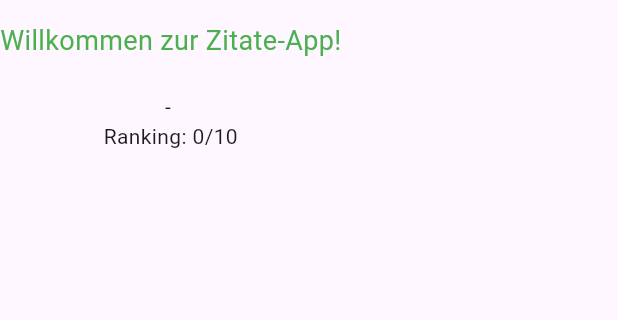
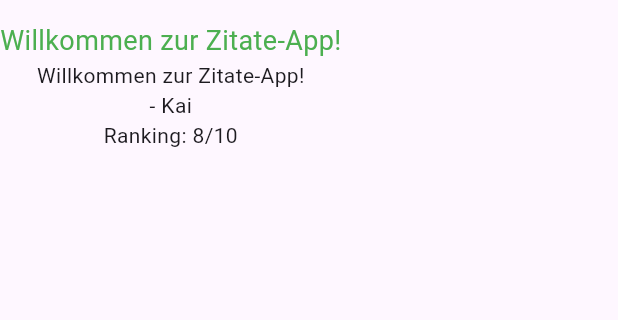
Before and after one commit to komvik/simple_quote_app, a Flutter app: the QuoteApp screen opened directly with empty values, on a phone screen of 412 x 824 dp, the part 63-383 px from its top. Run offline on Flutter 3.47's test engine with Material 3 defaults, Android fonts, the phone set to English and light mode, and no system bars.

```diff
--- a/lib/main.dart
+++ b/lib/main.dart
@@ -1,26 +1,22 @@
 import 'package:flutter/material.dart';
 import 'package:simple_quote_app/quote_app.dart';
-import 'package:simple_quote_app/quote_data.dart';
+import 'package:simple_quote_app/quote_repository.dart';
 
 void main() {
-  final QuoteData quote = QuoteData(
-    text: "Willkommen zur Zitate-App!",
-    author: "Kai",
-    ranking: 9,
-  );
+  final QuoteRepository quoteRepository = QuoteRepository();
 
-  runApp(MainApp(quote: quote));
+  runApp(MainApp(repository: quoteRepository));
 }
 
 class MainApp extends StatelessWidget {
-  const MainApp({super.key, required this.quote});
+  const MainApp({super.key, required this.repository});
 
-  final QuoteData quote;
+  final QuoteRepository repository;
 
   @override
   Widget build(BuildContext context) {
     return MaterialApp(
-      home: QuoteApp(quote: quote),
+      home: QuoteApp(repository: repository),
     );
   }
 }
--- a/lib/quote_app.dart
+++ b/lib/quote_app.dart
@@ -1,13 +1,19 @@
 import 'package:flutter/material.dart';
 import 'package:simple_quote_app/quote_data.dart';
+import 'package:simple_quote_app/quote_repository.dart';
 
 class QuoteApp extends StatelessWidget {
-  const QuoteApp({super.key, required this.quote});
+  const QuoteApp({super.key, required this.repository});
 
-  final QuoteData quote;
+  final QuoteRepository repository;
 
   @override
   Widget build(BuildContext context) {
+    final QuoteData quote = repository.getQuote();
+    final String author = quote.author;
+    final String text = quote.text;
+    final int ranking = quote.ranking;
+
     return Scaffold(
       appBar: AppBar(
         title: const Text("Simple Quote App"),
@@ -22,9 +28,9 @@ class QuoteApp extends StatelessWidget {
                 fontSize: 18,
               ),
             ),
-            Text(quote.text),
-            Text("- ${quote.author}"),
-            Text("Ranking: ${quote.ranking}/10"),
+            Text(text),
+            Text("- $author"),
+            Text("Ranking: $ranking/10"),
           ],
         ),
       ),
--- /dev/null
+++ b/lib/quote_repository.dart
@@ -0,0 +1,11 @@
+import 'package:simple_quote_app/quote_data.dart';
+
+class QuoteRepository {
+  final QuoteData _quoteData = QuoteData(
+    text: "Willkommen zur Zitate-App!",
+    author: "Kai",
+    ranking: 8,
+  );
+
+  QuoteData getQuote() => _quoteData;
+}
```
